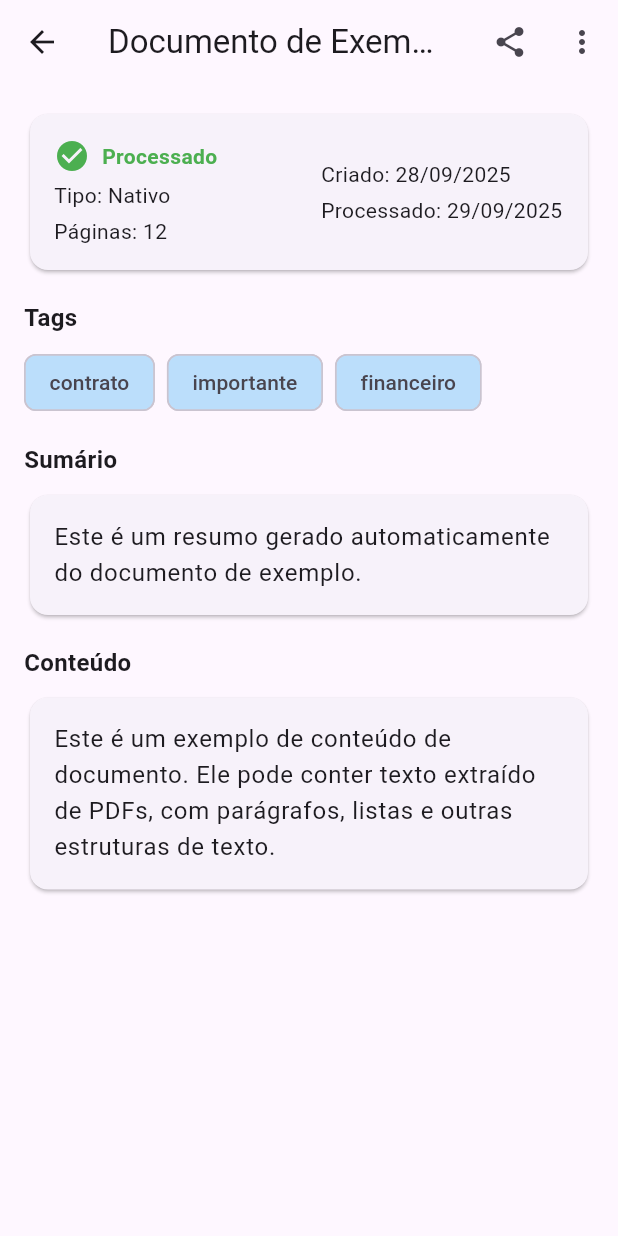
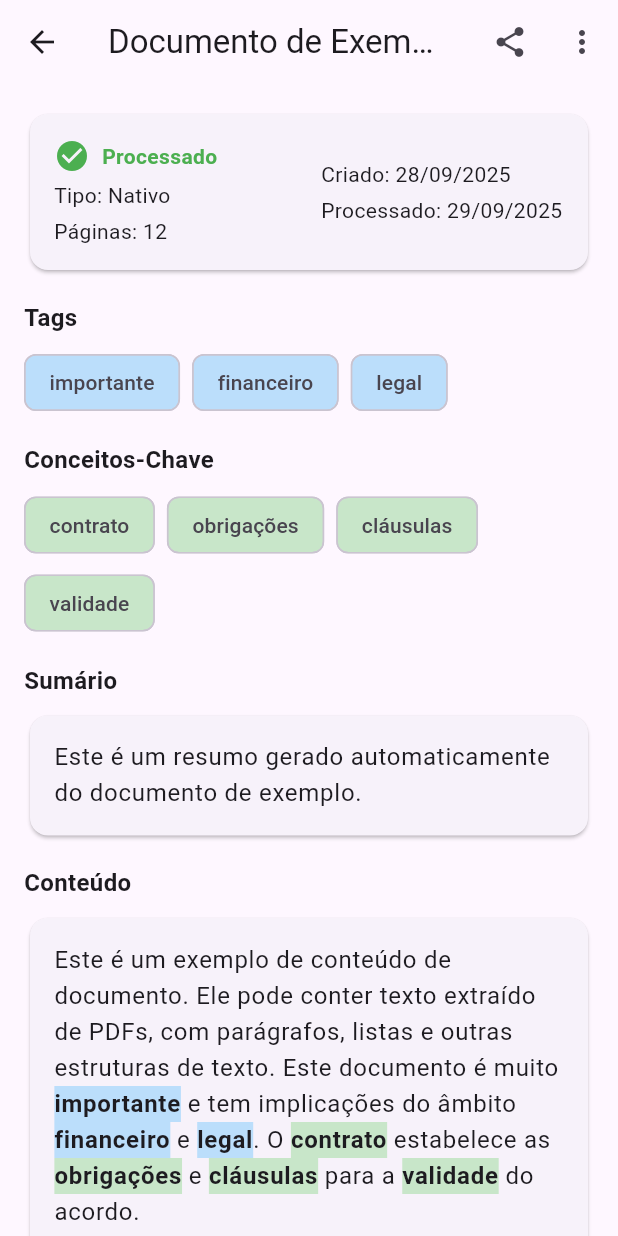
Before and after one commit to CartaOS/CartaOS, a Flutter app: the HomeScreen screen opened by its route, after a tap on "Documento de Exemplo", on a phone screen of 412 x 824 dp. Run offline on Flutter 3.47's test engine with Material 3 defaults, Android fonts, the phone set to English and light mode, and no system bars.

Commit message:
feat(document): highlight key concepts and tags in detail screen
Refactor the document detail screen to use RichText and highlight key concepts and tags within the document content.

- Update Document.example() to include tags in the content for better testing.
- Refactor DocumentDetailScreen to improve readability and maintainability.
- Update tests to verify that the highlighting is applied correctly.

```diff
--- a/lib/src/features/document/models/document.dart
+++ b/lib/src/features/document/models/document.dart
@@ -6,6 +6,7 @@ class Document {
   final String content;
   final String? summary;
   final List<String>? tags;
+  final List<String>? keyConcepts;
   final DateTime createdAt;
   final DateTime? processedAt;
   final DocumentStatus status;
@@ -19,6 +20,7 @@ class Document {
     required this.content,
     this.summary,
     this.tags,
+    this.keyConcepts,
     required this.createdAt,
     this.processedAt,
     required this.status,
@@ -32,9 +34,12 @@ class Document {
     return Document(
       id: '1',
       title: 'Documento de Exemplo',
-      content: 'Este é um exemplo de conteúdo de documento. Ele pode conter texto extraído de PDFs, com parágrafos, listas e outras estruturas de texto.',
-      summary: 'Este é um resumo gerado automaticamente do documento de exemplo.',
-      tags: ['contrato', 'importante', 'financeiro'],
+      content:
+          'Este é um exemplo de conteúdo de documento. Ele pode conter texto extraído de PDFs, com parágrafos, listas e outras estruturas de texto. Este documento é muito importante e tem implicações do âmbito financeiro e legal. O contrato estabelece as obrigações e cláusulas para a validade do acordo.',
+      summary:
+          'Este é um resumo gerado automaticamente do documento de exemplo.',
+      tags: ['importante', 'financeiro', 'legal'],
+      keyConcepts: ['contrato', 'obrigações', 'cláusulas', 'validade'],
       createdAt: DateTime(2025, 9, 28),
       processedAt: DateTime(2025, 9, 29),
       status: DocumentStatus.completed,
--- a/lib/src/features/document/presentation/screens/document_detail_screen.dart
+++ b/lib/src/features/document/presentation/screens/document_detail_screen.dart
@@ -6,13 +6,10 @@ import 'package:intl/intl.dart';
 class DocumentDetailScreen extends StatelessWidget {
   final Document document;
 
-  const DocumentDetailScreen({Key? key, required this.document}) : super(key: key);
+  const DocumentDetailScreen({super.key, required this.document});
 
   @override
   Widget build(BuildContext context) {
-    // Usar formatação de data com internacionalização
-    final dateFormat = DateFormat('dd/MM/yyyy');
-
     return Scaffold(
       appBar: AppBar(
         title: Text(
@@ -48,8 +45,70 @@ class DocumentDetailScreen extends StatelessWidget {
         child: Column(
           crossAxisAlignment: CrossAxisAlignment.start,
           children: [
-            // Status e informações do documento
+            _buildInfoCard(context),
+            const SizedBox(height: 16),
+            if (document.tags != null && document.tags!.isNotEmpty) ...[
+              _buildSectionTitle('Tags'),
+              const SizedBox(height: 8),
+              Wrap(
+                spacing: 8.0,
+                runSpacing: 4.0,
+                children: document.tags!.map((tag) {
+                  return Chip(
+                    label: Text(tag),
+                    backgroundColor: Colors.blue.shade100,
+                  );
+                }).toList(),
+              ),
+              const SizedBox(height: 16),
+            ],
+            if (document.keyConcepts != null &&
+                document.keyConcepts!.isNotEmpty) ...[
+              _buildSectionTitle('Conceitos-Chave'),
+              const SizedBox(height: 8),
+              Wrap(
+                spacing: 8.0,
+                runSpacing: 4.0,
+                children: document.keyConcepts!.map((concept) {
+                  return Chip(
+                    label: Text(concept),
+                    backgroundColor: Colors.green.shade100,
+                  );
+                }).toList(),
+              ),
+              const SizedBox(height: 16),
+            ],
+            if (document.summary != null && document.summary!.isNotEmpty) ...[
+              _buildSectionTitle('Sumário'),
+              const SizedBox(height: 8),
               Card(
+                child: Padding(
+                  padding: const EdgeInsets.all(16.0),
+                  child: Text(
+                    document.summary!,
+                    style: Theme.of(context).textTheme.bodyLarge,
+                  ),
+                ),
+              ),
+              const SizedBox(height: 16),
+            ],
+            _buildSectionTitle('Conteúdo'),
+            const SizedBox(height: 8),
+            Card(
+              child: Padding(
+                padding: const EdgeInsets.all(16.0),
+                child: _buildContent(context),
+              ),
+            ),
+          ],
+        ),
+      ),
+    );
+  }
+
+  Widget _buildInfoCard(BuildContext context) {
+    final dateFormat = DateFormat('dd/MM/yyyy');
+    return Card(
       child: Padding(
         padding: const EdgeInsets.all(16.0),
         child: Row(
@@ -109,75 +168,64 @@ class DocumentDetailScreen extends StatelessWidget {
           ],
         ),
       ),
-            ),
+    );
+  }
 
-            const SizedBox(height: 16),
-
-            // Tags
-            if (document.tags != null && document.tags!.isNotEmpty) ...[
-              const Text(
-                'Tags',
-                style: TextStyle(
+  Widget _buildSectionTitle(String title) {
+    return Text(
+      title,
+      style: const TextStyle(
         fontSize: 16,
         fontWeight: FontWeight.bold,
       ),
-              ),
-              const SizedBox(height: 8),
-              Wrap(
-                spacing: 8.0,
-                runSpacing: 4.0,
-                children: document.tags!.map((tag) {
-                  return Chip(
-                    label: Text(tag),
-                    backgroundColor: Colors.blue.shade100,
     );
-                }).toList(),
-              ),
-              const SizedBox(height: 16),
-            ],
+  }
 
-            // Sumário (se disponível)
-            if (document.summary != null && document.summary!.isNotEmpty) ...[
-              const Text(
-                'Sumário',
+  Widget _buildContent(BuildContext context) {
+    final text = document.content;
+    final keyConcepts = document.keyConcepts ?? [];
+    final tags = document.tags ?? [];
+    final allKeywords = [...keyConcepts, ...tags];
+
+    if (allKeywords.isEmpty) {
+      return SelectableText(
+        text,
+        style: Theme.of(context).textTheme.bodyLarge,
+      );
+    }
+
+    final spans = <TextSpan>[];
+    final pattern = allKeywords.map((e) => RegExp.escape(e)).join('|');
+    final regex = RegExp(pattern, caseSensitive: false);
+
+    text.splitMapJoin(
+      regex,
+      onMatch: (match) {
+        final matchedText = match.group(0)!;
+        final isKeyConcept = keyConcepts.any((concept) =>
+            concept.toLowerCase() == matchedText.toLowerCase());
+        spans.add(
+          TextSpan(
+            text: matchedText,
             style: TextStyle(
-                  fontSize: 16,
+              backgroundColor:
+                  isKeyConcept ? Colors.green.shade100 : Colors.blue.shade100,
               fontWeight: FontWeight.bold,
             ),
           ),
-              const SizedBox(height: 8),
-              Card(
-                child: Padding(
-                  padding: const EdgeInsets.all(16.0),
-                  child: Text(
-                    document.summary!,
+        );
+        return '';
+      },
+      onNonMatch: (nonMatch) {
+        spans.add(TextSpan(text: nonMatch));
+        return '';
+      },
+    );
+
+    return SelectableText.rich(
+      TextSpan(
+        children: spans,
         style: Theme.of(context).textTheme.bodyLarge,
-                  ),
-                ),
-              ),
-              const SizedBox(height: 16),
-            ],
-
-            // Conteúdo do documento
-            const Text(
-              'Conteúdo',
-              style: TextStyle(
-                fontSize: 16,
-                fontWeight: FontWeight.bold,
-              ),
-            ),
-            const SizedBox(height: 8),
-            Card(
-              child: Padding(
-                padding: const EdgeInsets.all(16.0),
-                child: SelectableText(
-                  document.content,
-                  style: Theme.of(context).textTheme.bodyLarge,
-                ),
-              ),
-            ),
-          ],
-        ),
       ),
     );
   }
```
Also changed, not shown: 1 other file. Lines whose indentation alone changed are shown as unchanged.
